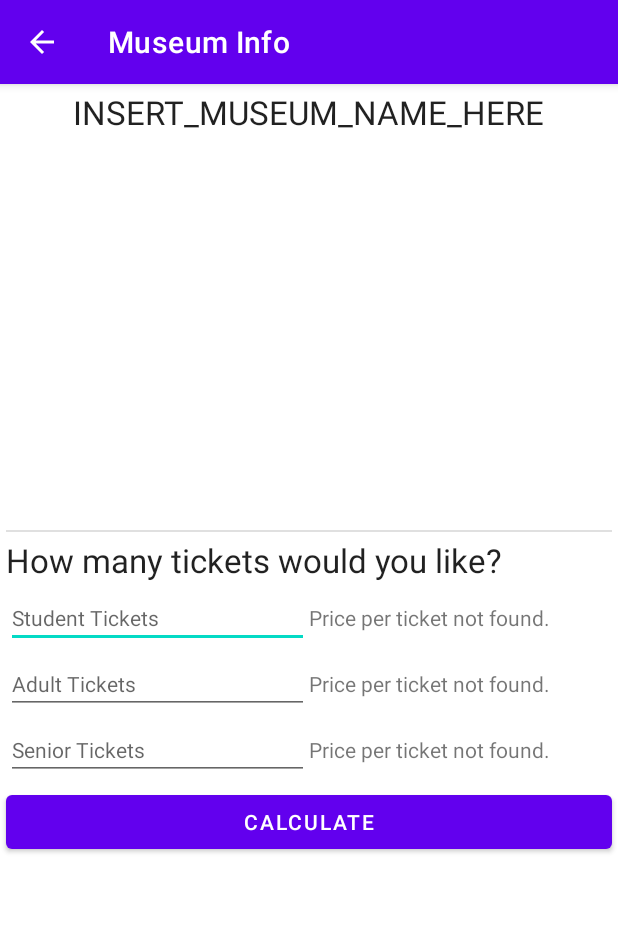
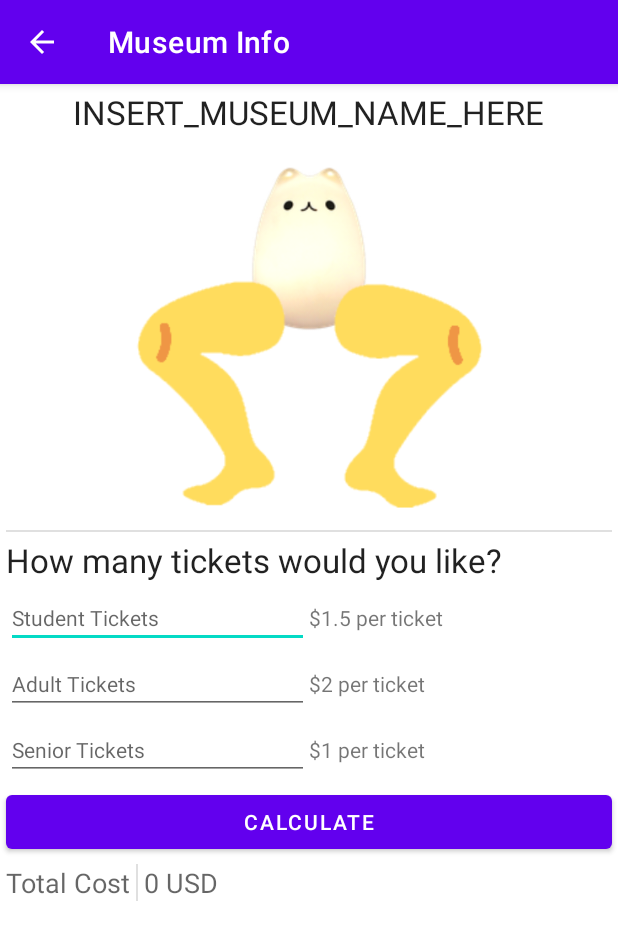
Before and after one commit to Steefuno/CS213-Project-5, an Android app: the screen it shows after launch (MuseumInfoActivity), on a phone screen of 412 x 824 dp. Shown: the top 940 px of the screen. Run offline under Robolectric (Android 15) with nearby library versions, the phone set to English and light mode, and no system bars.

```diff
--- /dev/null
+++ b/src/app/src/main/java/com/example/museums/Museum.java
@@ -0,0 +1,130 @@
+package com.example.museums;
+
+import android.graphics.Bitmap;
+import android.graphics.BitmapFactory;
+import android.net.Uri;
+
+import java.io.File;
+import java.nio.file.FileSystem;
+
+/**
+ * This class represents Museum object that stores the selected museum info for the second page
+ * @author Steven Nguyen, Julian Romero
+ */
+@SuppressWarnings("SpellCheckingInspection")
+public class Museum {
+    /*
+    Instance Variables
+     */
+
+    private final int id;
+
+    /*
+    Static Variables
+     */
+
+    // Sorted array of museum names
+    private static final String[] Names = new String[] {
+        "INSERT_MUSEUM_NAME_HERE",
+        "B",
+        "C",
+        "D"
+    };
+
+    // Sorted array of museum homepage strings
+    private final static String[] HomepageStrings = new String[] {
+        "https://www.google.com",
+        "https://www.geeksforgeeks.org/",
+        "https://developer.android.com",
+        "https://stackoverflow.com"
+    };
+
+    // Sorted array of museum icons
+    private final static int[] Icons = new int[] {
+        R.drawable.catlamp,
+        R.drawable.catlamp,
+        R.drawable.catlamp,
+        R.drawable.catlamp
+    };
+
+    // Sorted array of museum's prices
+    private final static double[][] Prices = new double[][] {
+        {
+            1.5,
+            2,
+            1
+        },
+        {
+            1.5,
+            2,
+            1
+        },
+        {
+            1.5,
+            2,
+            1
+        },
+        {
+            1.5,
+            2,
+            1
+        }
+    };
+
+    /*
+     Constructors
+     */
+
+    // Constructs a Museum given the name
+    protected Museum(String museumName) {
+        this.id = getID(museumName);
+
+        return;
+    }
+
+    /*
+    Methods
+     */
+
+    // Gets the name of this museum
+    protected String getName() { return Names[this.id]; }
+
+    // Gets the homepageUri
+    protected Uri getHomepageUri() {
+        String string = HomepageStrings[this.id];
+        Uri uri = Uri.parse(string);
+        return uri;
+    }
+
+    // Gets the Drawable of this museum's icon
+    protected int getIcon() { return Icons[this.id]; }
+
+    // Gets the student price for this museum
+    protected double getPriceStudent() {
+        return Prices[this.id][0];
+    }
+
+    // Gets the adult price for this museum
+    protected double getPriceAdult() {
+        return Prices[this.id][1];
+    }
+
+    // Gets the senior price for this museum
+    protected double getPriceSenior() {
+        return Prices[this.id][2];
+    }
+
+    /*
+    Helper Functions
+     */
+
+    // Gets the museum ID from this museum's name
+    private int getID(String museumName) {
+        for (int i = 0; i < Names.length; i++) {
+            if (Names[i].equals(museumName))
+                return i;
+        }
+
+        return -1;
+    }
+}
--- a/src/app/src/main/java/com/example/museums/MuseumInfoActivity.java
+++ b/src/app/src/main/java/com/example/museums/MuseumInfoActivity.java
@@ -5,14 +5,26 @@ import androidx.appcompat.app.AppCompatActivity;
 import android.content.Context;
 import android.content.Intent;
 import android.os.Bundle;
-import android.widget.Button;
+import android.view.View;
 import android.widget.EditText;
 import android.widget.ImageView;
 import android.widget.TextView;
 import android.widget.Toast;
 
+import java.io.File;
+import java.nio.file.FileSystem;
+import java.nio.file.FileSystems;
+import java.nio.file.Files;
+import java.text.DecimalFormat;
+
+/**
+ * This class represents the second page
+ * The second page shows the ticket prices for museums and allows users to calculate prices
+ * @author Steven Nguyen, Julian Romero
+ */
 public class MuseumInfoActivity extends AppCompatActivity {
     private Intent thisIntent;
+    private Museum museum;
     private TextView museum_name_textView;
     private ImageView museum_icon_imageView;
     private EditText nTickets_students;
@@ -21,7 +33,13 @@ public class MuseumInfoActivity extends AppCompatActivity {
     private TextView price_textView_students;
     private TextView price_textView_adults;
     private TextView price_textView_seniors;
-    private Button calculate_button;
+    private TextView total_cost;
+
+    private static final String priceFormatString = "$#.#";
+    private static final DecimalFormat priceFormat = new DecimalFormat(priceFormatString);
+    private static final String TicketPriceFormat = "%s per ticket";
+
+    private static final String toastText = "Maximum of 5 tickets for each ticket type!";
 
     // Setup activity on created from MuseumsActivity
     @Override
@@ -29,15 +47,25 @@ public class MuseumInfoActivity extends AppCompatActivity {
         super.onCreate(savedInstanceState);
         setContentView(R.layout.museum_info);
 
+        thisIntent = getIntent();
+
+        // Get the inputted museum name
+        Bundle extras = thisIntent.getExtras();
+        String museumName = extras.getString("museumName");
+        museum = new Museum(museumName);
+
         // Setup the instance variables
         referenceAllViews();
 
-        // Get the inputted museum name and load the data for the select museum
-        String museumName = thisIntent.getStringExtra(thisIntent.EXTRA_TEXT);
-        loadMuseumData(museumName);
+        // Setup nTickets editTexts to limit tickets to 5
+        setupNTickets();
+
+        // Load the data for the select museum
+        loadMuseumData(museum);
 
         // Display the toast
         displayTicketsLimit();
+        return;
     }
 
     // Reference all necessary views by id
@@ -48,25 +76,70 @@ public class MuseumInfoActivity extends AppCompatActivity {
         nTickets_students = findViewById(R.id.nTickets_students);
         nTickets_adults = findViewById(R.id.nTickets_adults);
         nTickets_seniors = findViewById(R.id.nTickets_seniors);
-        calculate_button = findViewById(R.id.calculate_button);
         price_textView_students = findViewById(R.id.price_textView_students);
         price_textView_adults = findViewById(R.id.price_textView_adults);
         price_textView_seniors = findViewById(R.id.price_textView_seniors);
+        total_cost = findViewById(R.id.total_cost);
+        return;
     }
 
     // Display the toast for limit on tickets
     private void displayTicketsLimit() {
         Context context = getApplicationContext();
-        CharSequence text = "@string/museum_info_toast_text";
-        int duration = Toast.LENGTH_SHORT;
+        CharSequence text = toastText;
+        int duration = Toast.LENGTH_LONG;
 
         Toast toast = Toast.makeText(context, text, duration);
         toast.show();
+        return;
     }
 
     // Given the museum name, load the name, icon, and prices
-    private void loadMuseumData(String museumName) {
-        museum_name_textView.setText(museumName);
-        //TODO display museum icon
+    private void loadMuseumData(Museum museum) {
+        museum_name_textView.setText(museum.getName());
+        museum_icon_imageView.setImageResource(museum.getIcon());
+
+        // Display the prices for each ticket type
+        double pricePerStudent = museum.getPriceStudent();
+        double pricePerAdult = museum.getPriceAdult();
+        double pricePerSenior = museum.getPriceSenior();
+        price_textView_students.setText(String.format(TicketPriceFormat, priceFormat.format(pricePerStudent)));
+        price_textView_adults.setText(String.format(TicketPriceFormat, priceFormat.format(pricePerAdult)));
+        price_textView_seniors.setText(String.format(TicketPriceFormat, priceFormat.format(pricePerSenior)));
+        return;
+    }
+
+    // On Museum image or name clicked, open the homepage for the select museum
+    public void openMuseumHomepage(View view) {
+        Intent browserIntent = new Intent(Intent.ACTION_VIEW, museum.getHomepageUri());
+        startActivity(browserIntent);
+    }
+
+    // On Calculate clicked, calculate the cost of all the tickets and output to screen
+    public void calculateCost(View view) {
+        int nStudentTickets = Integer.parseInt(String.valueOf(nTickets_students.getText()));
+        int nAdultTickets = Integer.parseInt(String.valueOf(nTickets_adults.getText()));
+        int nSeniorTickets = Integer.parseInt(String.valueOf(nTickets_seniors.getText()));
+
+        double pricePerStudent = museum.getPriceStudent();
+        double pricePerAdult = museum.getPriceAdult();
+        double pricePerSenior = museum.getPriceSenior();
+
+        double totalPrice =
+                (nStudentTickets * pricePerStudent)
+                + (nAdultTickets * pricePerAdult)
+                + (nSeniorTickets * pricePerSenior);
+
+        String displayPrice = priceFormat.format(totalPrice);
+        total_cost.setText(displayPrice);
+        return;
+    }
+
+    // Setup nTickets to clear the input when the value is above 5
+    private void setupNTickets() {
+        nTickets_students.setOnFocusChangeListener(new nTicketsOnFocusChangedListener());
+        nTickets_adults.setOnFocusChangeListener(new nTicketsOnFocusChangedListener());
+        nTickets_seniors.setOnFocusChangeListener(new nTicketsOnFocusChangedListener());
+        return;
     }
 }
--- a/src/app/src/main/java/com/example/museums/MuseumsActivity.java
+++ b/src/app/src/main/java/com/example/museums/MuseumsActivity.java
@@ -4,16 +4,19 @@ import android.content.Intent;
 import android.os.Bundle;
 
 import androidx.appcompat.app.AppCompatActivity;
-
+/**
+ * This class represents the launch page of the Museums app
+ * @author Steven Nguyen, Julian Romero
+ */
 public class MuseumsActivity extends AppCompatActivity {
 
     @Override
     protected void onCreate(Bundle savedInstanceState) {
         super.onCreate(savedInstanceState);
-        //setContentView(R.layout.museums); //temp to test MuseumInfoActivity - enable this and remove below later
+        //setContentView(R.layout.museums); //temp disabled to test MuseumInfoActivity - enable this and remove below later
 
         Intent intent = new Intent(this, MuseumInfoActivity.class);
-        intent.putExtra(Intent.EXTRA_TEXT, "INSERT_MUSEUM_NAME_HERE");
+        intent.putExtra("museumName", "INSERT_MUSEUM_NAME_HERE");
         startActivity(intent);
     }
 }
--- /dev/null
+++ b/src/app/src/main/java/com/example/museums/nTicketsOnFocusChangedListener.java
@@ -0,0 +1,33 @@
+package com.example.museums;
+
+import android.view.View;
+import android.widget.EditText;
+
+/**
+ * This class represents an OnFocusChanged event listener for nTickets editTexts
+ * @author Steven Nguyen, Julian Romero
+ */
+public class nTicketsOnFocusChangedListener implements View.OnFocusChangeListener {
+    private static final int maxValue = 5;
+
+    // Sets the text
+    @Override
+    public void onFocusChange(View v, boolean hasFocus) {
+        if (!hasFocus) {
+            EditText editText = (EditText) v;
+            int value;
+
+            // If the text cannot be parsed to an int, ignore
+            try {
+                value = Integer.parseInt(String.valueOf(editText.getText()));
+            } catch (Exception e) {
+                return;
+            }
+
+            // Check if value is above 5 to clear
+            if (value > maxValue)
+                editText.setText("");
+        }
+        return;
+    }
+}
--- a/src/app/src/main/res/layout/museum_info.xml
+++ b/src/app/src/main/res/layout/museum_info.xml
@@ -37,6 +37,7 @@
                 android:layout_marginTop="4dp"
                 android:layout_marginEnd="4dp"
                 android:layout_marginRight="4dp"
+                android:onClick="openMuseumHomepage"
                 android:text="@string/default_text_museum_name"
                 android:textAppearance="@style/TextAppearance.AppCompat.Large" />
 
@@ -54,11 +55,11 @@
                 android:contentDescription="@string/museum_icon_imageView_contentDescription"
                 android:cropToPadding="false"
                 android:foregroundGravity="center"
+                android:onClick="openMuseumHomepage"
                 android:scaleType="fitCenter"
                 tools:srcCompat="@tools:sample/avatars" />
 
             <View
-                android:id="@+id/divider"
                 android:layout_width="match_parent"
                 android:layout_height="1dp"
                 android:layout_marginStart="4dp"
@@ -99,6 +100,8 @@
                     android:autofillHints=""
                     android:hint="@string/student_tickets_hint"
                     android:inputType="number"
+                    android:selectAllOnFocus="true"
+                    android:singleLine="true"
                     android:textAppearance="@style/TextAppearance.AppCompat.Small" />
 
                 <TextView
@@ -131,6 +134,8 @@
                     android:autofillHints=""
                     android:hint="@string/adult_tickets_hint"
                     android:inputType="number"
+                    android:selectAllOnFocus="true"
+                    android:singleLine="true"
                     android:textAppearance="@style/TextAppearance.AppCompat.Small" />
 
                 <TextView
@@ -163,6 +168,8 @@
                     android:autofillHints=""
                     android:hint="@string/senior_tickets_hint"
                     android:inputType="number"
+                    android:selectAllOnFocus="true"
+                    android:singleLine="true"
                     android:textAppearance="@style/TextAppearance.AppCompat.Small" />
 
                 <TextView
@@ -178,7 +185,6 @@
             </LinearLayout>
 
             <Button
-                android:id="@+id/calculate_button"
                 android:layout_width="match_parent"
                 android:layout_height="wrap_content"
                 android:layout_marginStart="4dp"
@@ -187,8 +193,46 @@
                 android:layout_marginEnd="4dp"
                 android:layout_marginRight="4dp"
                 android:gravity="center"
+                android:onClick="calculateCost"
                 android:text="@string/calculate_button_text"
                 app:iconGravity="start" />
+
+            <LinearLayout
+                android:layout_width="match_parent"
+                android:layout_height="wrap_content"
+                android:layout_marginStart="4dp"
+                android:layout_marginLeft="4dp"
+                android:layout_marginTop="4dp"
+                android:layout_marginEnd="4dp"
+                android:layout_marginRight="4dp"
+                android:gravity="start|top"
+                android:orientation="horizontal">
+
+                <TextView
+                    android:layout_width="wrap_content"
+                    android:layout_height="wrap_content"
+                    android:layout_weight="0"
+                    android:text="@string/total_cost_label"
+                    android:textAppearance="@style/TextAppearance.AppCompat.Medium" />
+
+                <View
+                    android:layout_width="1dp"
+                    android:layout_height="match_parent"
+                    android:layout_marginStart="4dp"
+                    android:layout_marginLeft="4dp"
+                    android:layout_marginEnd="4dp"
+                    android:layout_marginRight="4dp"
+                    android:layout_weight="0"
+                    android:background="?android:attr/listDivider" />
+
+                <TextView
+                    android:id="@+id/total_cost"
+                    android:layout_width="wrap_content"
+                    android:layout_height="wrap_content"
+                    android:layout_weight="1"
+                    android:text="@string/default_text_total_cost"
+                    android:textAppearance="@style/TextAppearance.AppCompat.Medium" />
+            </LinearLayout>
 
         </LinearLayout>
     </ScrollView>
--- /dev/null
+++ b/src/app/src/main/res/values-night/styles.xml
@@ -0,0 +1,6 @@
+<resources>
+    <style name="Widget.Theme.Museums.MyView" parent="">
+        <item name="android:background">@color/gray_600</item>
+        <item name="exampleColor">@color/light_blue_600</item>
+    </style>
+</resources>
--- /dev/null
+++ b/src/app/src/main/res/values/attrs_museum_icon.xml
@@ -0,0 +1,8 @@
+<resources>
+    <declare-styleable name="MuseumIcon">
+        <attr name="exampleString" format="string" />
+        <attr name="exampleDimension" format="dimension" />
+        <attr name="exampleColor" format="color" />
+        <attr name="exampleDrawable" format="color|reference" />
+    </declare-styleable>
+</resources>
--- a/src/app/src/main/res/values/colors.xml
+++ b/src/app/src/main/res/values/colors.xml
@@ -7,4 +7,8 @@
     <color name="teal_700">#FF018786</color>
     <color name="black">#FF000000</color>
     <color name="white">#FFFFFFFF</color>
+    <color name="light_blue_400">#FF29B6F6</color>
+    <color name="light_blue_600">#FF039BE5</color>
+    <color name="gray_400">#FFBDBDBD</color>
+    <color name="gray_600">#FF757575</color>
 </resources>
--- a/src/app/src/main/res/values/strings.xml
+++ b/src/app/src/main/res/values/strings.xml
@@ -3,11 +3,12 @@
     <string name="museum_icon_imageView_contentDescription">ImageView that displays the image of the select museum.</string>
     <string name="default_text_museum_name">Name not found.</string>
     <string name="museum_info_activity_name">Museum Info</string>
-    <string name="museum_info_toast_text">Maximum of 5 tickets for each!</string>
     <string name="museum_ticket_prices_header">How many tickets would you like?</string>
     <string name="default_text_price_per_ticket">Price per ticket not found.</string>
     <string name="student_tickets_hint">Student Tickets</string>
     <string name="adult_tickets_hint">Adult Tickets</string>
     <string name="senior_tickets_hint">Senior Tickets</string>
     <string name="calculate_button_text">Calculate</string>
+    <string name="total_cost_label">Total Cost</string>
+    <string name="default_text_total_cost">0 USD</string>
 </resources>
--- /dev/null
+++ b/src/app/src/main/res/values/styles.xml
@@ -0,0 +1,6 @@
+<resources>
+    <style name="Widget.Theme.Museums.MyView" parent="">
+        <item name="android:background">@color/gray_400</item>
+        <item name="exampleColor">@color/light_blue_400</item>
+    </style>
+</resources>
```
Also changed, not shown: src/app/src/main/res/drawable/catlamp.png (added), src/app/src/main/res/temporaryImage/catlamp.png (added), src/gradle/wrapper/gradle-wrapper.properties.
